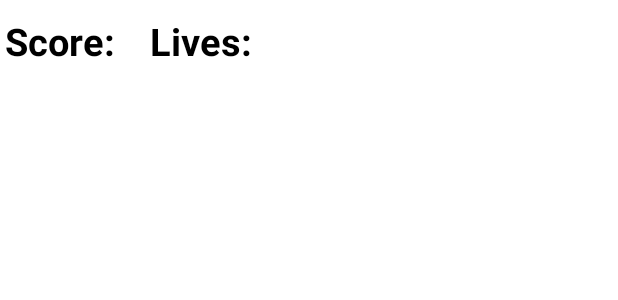
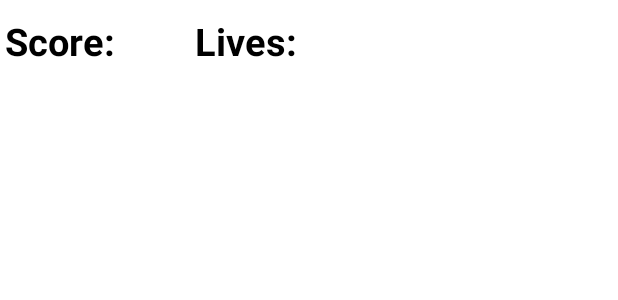
Before and after one commit to llam36/Cross-The-Road, an Android app: the layout map_screen.xml on its own in the app's theme, with its tools: preview values and no code run, on a phone screen of 412 x 824 dp. Shown: the top 300 px of the screen. Run offline under Robolectric (Android 15) with nearby library versions, the phone set to English and light mode, and no system bars.

Commit message:
update lives display

```diff
--- a/app/src/main/res/layout/map_screen.xml
+++ b/app/src/main/res/layout/map_screen.xml
@@ -35,7 +35,7 @@
         android:id="@+id/lives"
         android:layout_width="wrap_content"
         android:layout_height="wrap_content"
-        android:layout_marginStart="100dp"
+        android:layout_marginStart="130dp"
         android:layout_marginTop="10dp"
         android:text="Lives:"
         android:textAppearance="@style/TextAppearance.AppCompat.Display1"
```
